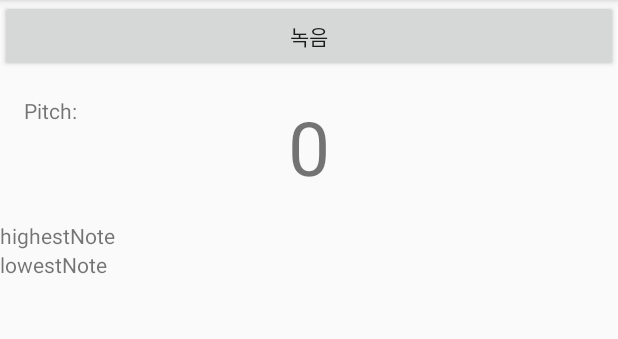
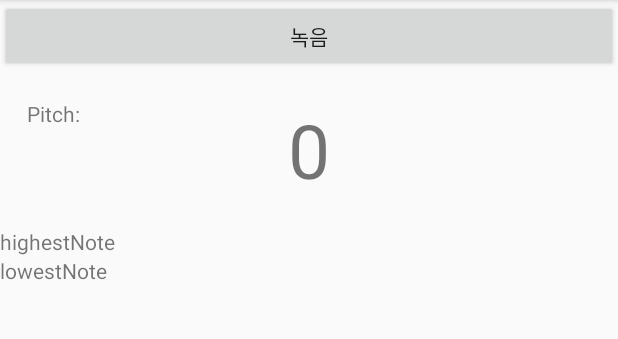
Before and after one commit to liqurt/Gachon-2020-Dont-drop-your-mic, an Android app: the recording screen opened directly, with no data from a screen before it, on a phone screen of 412 x 824 dp, the part 84-423 px from its top. Run offline under Robolectric (Android 15) with nearby library versions, the phone set to English and light mode, and no system bars.

Commit message:
change layout

```diff
--- a/app/src/main/res/layout/activity_recording.xml
+++ b/app/src/main/res/layout/activity_recording.xml
@@ -13,7 +13,7 @@
     <FrameLayout
         android:layout_width="match_parent"
         android:layout_height="wrap_content"
-        android:padding="16dp">
+        android:padding="18dp">
 
         <TextView
             android:id="@+id/textView"
```
